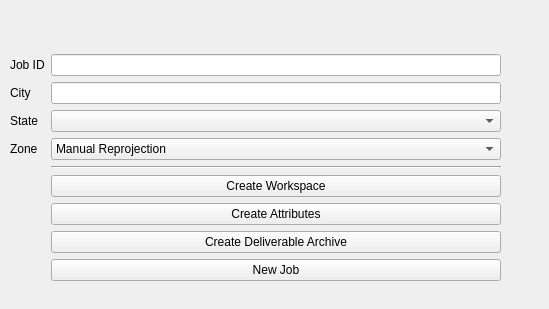
Before: the Qt Designer form ui/mainwindow.ui in minorsecond/CF_Tool, drawn with Qt 5.
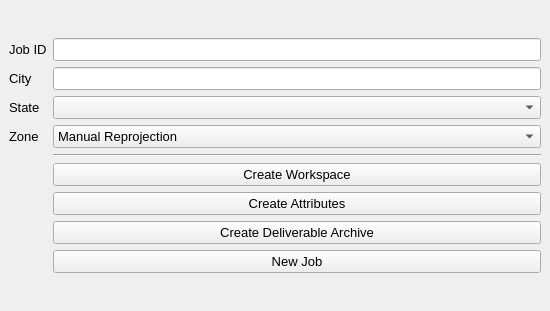
After: the same form once the commit is applied.

Commit message: Don't set fixed size of window

```diff
--- a/ui/mainwindow.ui
+++ b/ui/mainwindow.ui
@@ -6,33 +6,36 @@
    <rect>
     <x>0</x>
     <y>0</y>
-    <width>549</width>
-    <height>309</height>
+    <width>550</width>
+    <height>311</height>
    </rect>
   </property>
   <property name="windowTitle">
    <string>CF Tool</string>
   </property>
   <widget class="QWidget" name="centralwidget">
-   <widget class="QWidget" name="layoutWidget">
-    <property name="geometry">
-     <rect>
-      <x>10</x>
-      <y>0</y>
-      <width>491</width>
-      <height>281</height>
-     </rect>
-    </property>
+   <layout class="QGridLayout" name="gridLayout">
+    <item row="0" column="0">
     <layout class="QGridLayout" name="gridLayout_2">
-     <item row="2" column="0">
-      <widget class="QLabel" name="label_3">
+      <item row="7" column="1">
+       <widget class="QPushButton" name="DA_ProcessButton">
+        <property name="font">
+         <font>
+          <pointsize>10</pointsize>
+         </font>
+        </property>
        <property name="text">
-        <string>City</string>
+         <string>Create Deliverable Archive</string>
        </property>
       </widget>
      </item>
-     <item row="4" column="1">
+      <item row="3" column="1">
       <widget class="QComboBox" name="utmZoneBox">
+        <property name="font">
+         <font>
+          <pointsize>10</pointsize>
+         </font>
+        </property>
        <item>
         <property name="text">
          <string>Manual Reprojection</string>
@@ -40,107 +43,148 @@
        </item>
       </widget>
      </item>
-     <item row="5" column="1">
+      <item row="0" column="1">
+       <widget class="QLineEdit" name="JobIDInput">
+        <property name="font">
+         <font>
+          <pointsize>10</pointsize>
+         </font>
+        </property>
+       </widget>
+      </item>
+      <item row="2" column="0">
+       <widget class="QLabel" name="label_2">
+        <property name="font">
+         <font>
+          <pointsize>10</pointsize>
+         </font>
+        </property>
+        <property name="text">
+         <string>State</string>
+        </property>
+       </widget>
+      </item>
+      <item row="4" column="1">
       <widget class="Line" name="line">
        <property name="orientation">
         <enum>Qt::Horizontal</enum>
        </property>
       </widget>
      </item>
-     <item row="8" column="0">
-      <widget class="QLabel" name="DA_Done">
-       <property name="text">
-        <string/>
-       </property>
-      </widget>
-     </item>
-     <item row="8" column="1">
-      <widget class="QPushButton" name="DA_ProcessButton">
-       <property name="text">
-        <string>Create Deliverable Archive</string>
-       </property>
-      </widget>
-     </item>
-     <item row="2" column="1">
-      <widget class="QLineEdit" name="CityInput"/>
-     </item>
-     <item row="6" column="0">
-      <widget class="QLabel" name="CW_Done">
-       <property name="text">
-        <string/>
-       </property>
-      </widget>
-     </item>
      <item row="1" column="1">
-      <widget class="QLineEdit" name="JobIDInput"/>
-     </item>
-     <item row="4" column="0">
-      <widget class="QLabel" name="utmZoneLabel">
-       <property name="text">
-        <string>Zone</string>
+       <widget class="QLineEdit" name="CityInput">
+        <property name="font">
+         <font>
+          <pointsize>10</pointsize>
+         </font>
        </property>
       </widget>
      </item>
-     <item row="3" column="0">
-      <widget class="QLabel" name="label_2">
+      <item row="6" column="0">
+       <widget class="QLabel" name="CA_Done">
        <property name="text">
-        <string>State</string>
+         <string/>
        </property>
       </widget>
      </item>
      <item row="1" column="0">
+       <widget class="QLabel" name="label_3">
+        <property name="font">
+         <font>
+          <pointsize>10</pointsize>
+         </font>
+        </property>
+        <property name="text">
+         <string>City</string>
+        </property>
+       </widget>
+      </item>
+      <item row="7" column="0">
+       <widget class="QLabel" name="DA_Done">
+        <property name="text">
+         <string/>
+        </property>
+       </widget>
+      </item>
+      <item row="5" column="1">
+       <widget class="QPushButton" name="WC_ProcuessButton">
+        <property name="font">
+         <font>
+          <pointsize>10</pointsize>
+         </font>
+        </property>
+        <property name="text">
+         <string>Create Workspace</string>
+        </property>
+       </widget>
+      </item>
+      <item row="0" column="0">
       <widget class="QLabel" name="label">
+        <property name="font">
+         <font>
+          <pointsize>10</pointsize>
+         </font>
+        </property>
        <property name="text">
         <string>Job ID</string>
        </property>
       </widget>
      </item>
-     <item row="0" column="1">
-      <spacer name="verticalSpacer">
-       <property name="orientation">
-        <enum>Qt::Vertical</enum>
-       </property>
-       <property name="sizeHint" stdset="0">
-        <size>
-         <width>20</width>
-         <height>40</height>
-        </size>
-       </property>
-      </spacer>
+      <item row="3" column="0">
+       <widget class="QLabel" name="utmZoneLabel">
+        <property name="font">
+         <font>
+          <pointsize>10</pointsize>
+         </font>
+        </property>
+        <property name="text">
+         <string>Zone</string>
+        </property>
+       </widget>
      </item>
      <item row="6" column="1">
-      <widget class="QPushButton" name="WC_ProcuessButton">
-       <property name="text">
-        <string>Create Workspace</string>
-       </property>
-      </widget>
-     </item>
-     <item row="7" column="1">
       <widget class="QPushButton" name="AC_ProcessButton">
+        <property name="font">
+         <font>
+          <pointsize>10</pointsize>
+         </font>
+        </property>
        <property name="text">
         <string>Create Attributes</string>
        </property>
       </widget>
      </item>
-     <item row="3" column="1">
-      <widget class="QComboBox" name="StateInput"/>
-     </item>
-     <item row="7" column="0">
-      <widget class="QLabel" name="CA_Done">
+      <item row="2" column="1">
+       <widget class="QComboBox" name="StateInput">
+        <property name="font">
+         <font>
+          <pointsize>10</pointsize>
+         </font>
+        </property>
+       </widget>
+      </item>
+      <item row="5" column="0">
+       <widget class="QLabel" name="CW_Done">
        <property name="text">
         <string/>
        </property>
       </widget>
      </item>
-     <item row="9" column="1">
+      <item row="8" column="1">
       <widget class="QPushButton" name="NewJobButton">
+        <property name="font">
+         <font>
+          <pointsize>10</pointsize>
+         </font>
+        </property>
        <property name="text">
         <string>New Job</string>
        </property>
       </widget>
      </item>
     </layout>
-   </widget>
+    </item>
+   </layout>
   </widget>
   <widget class="QMenuBar" name="menubar">
    <property name="geometry">
```
Left out of the diff: 2 changed lines with no effect on the pictures. Lines whose indentation alone changed are shown as unchanged. The commit also changes 1 other file.
